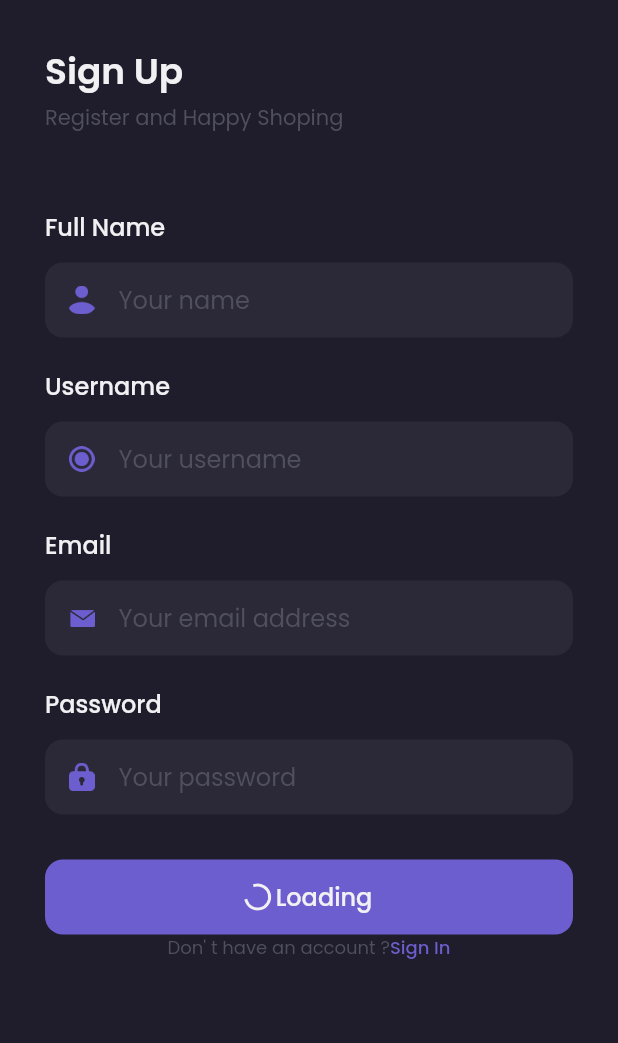
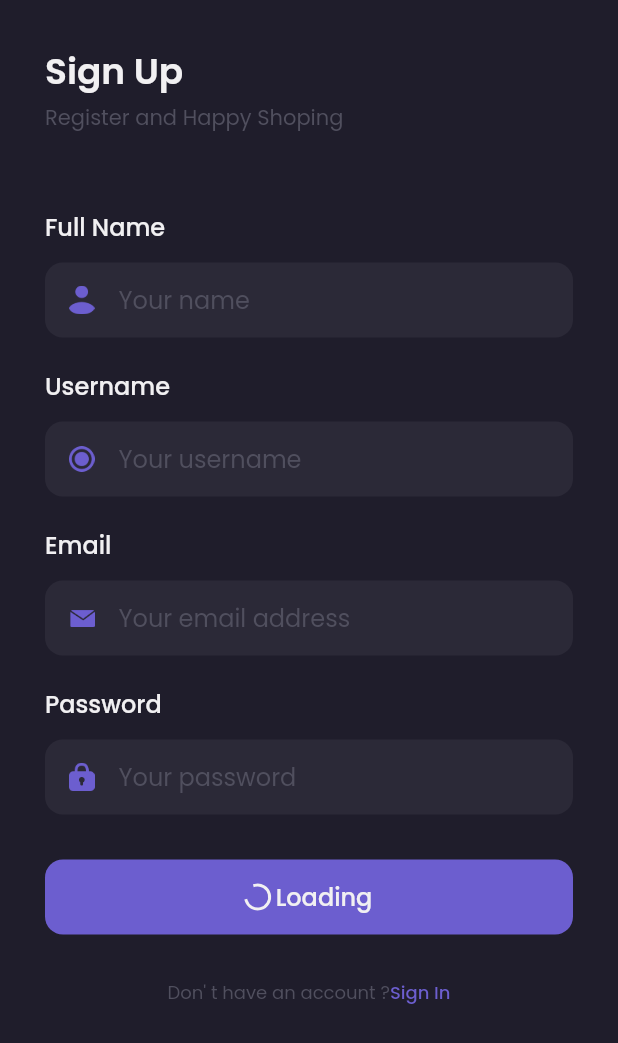
Before and after one commit to rizkiramadhan04/bwa_eccomerce_flutter, a Flutter app: the SignUpPage screen opened by its route, on a phone screen of 412 x 824 dp. Shown: the top 1043 px of the screen. Run offline on Flutter 3.47's test engine with Material 2 defaults, Android fonts, the phone set to English and light mode, and no system bars; our stand-ins replace google_fonts.

Commit message:
Update terbaru

```diff
--- a/lib/pages/sign_in_page.dart
+++ b/lib/pages/sign_in_page.dart
@@ -152,7 +152,7 @@ class _SignInPageState extends State<SignInPage> {
 
     Widget footer() {
       return Container(
-        margin: EdgeInsets.only(bottom: 30),
+        margin: EdgeInsets.only(top: 30),
         child: Row(
           mainAxisAlignment: MainAxisAlignment.center,
           children: [
--- a/lib/pages/sign_up_page.dart
+++ b/lib/pages/sign_up_page.dart
@@ -242,7 +242,7 @@ class _SignUpPageState extends State<SignUpPage> {
 
     Widget footer() {
       return Container(
-        margin: EdgeInsets.only(bottom: 30),
+        margin: EdgeInsets.only(top: 30),
         child: Row(
           mainAxisAlignment: MainAxisAlignment.center,
           children: [
@@ -277,6 +277,7 @@ class _SignUpPageState extends State<SignUpPage> {
           margin: EdgeInsets.symmetric(
             horizontal: defaultMargin,
           ),
+          child: SingleChildScrollView(
             child: Column(
               crossAxisAlignment: CrossAxisAlignment.start,
               children: [
@@ -292,6 +293,7 @@ class _SignUpPageState extends State<SignUpPage> {
             ),
           ),
         ),
+      ),
     );
   }
 }
```
Also changed, not shown: 6 other files. Lines whose indentation alone changed are shown as unchanged.
